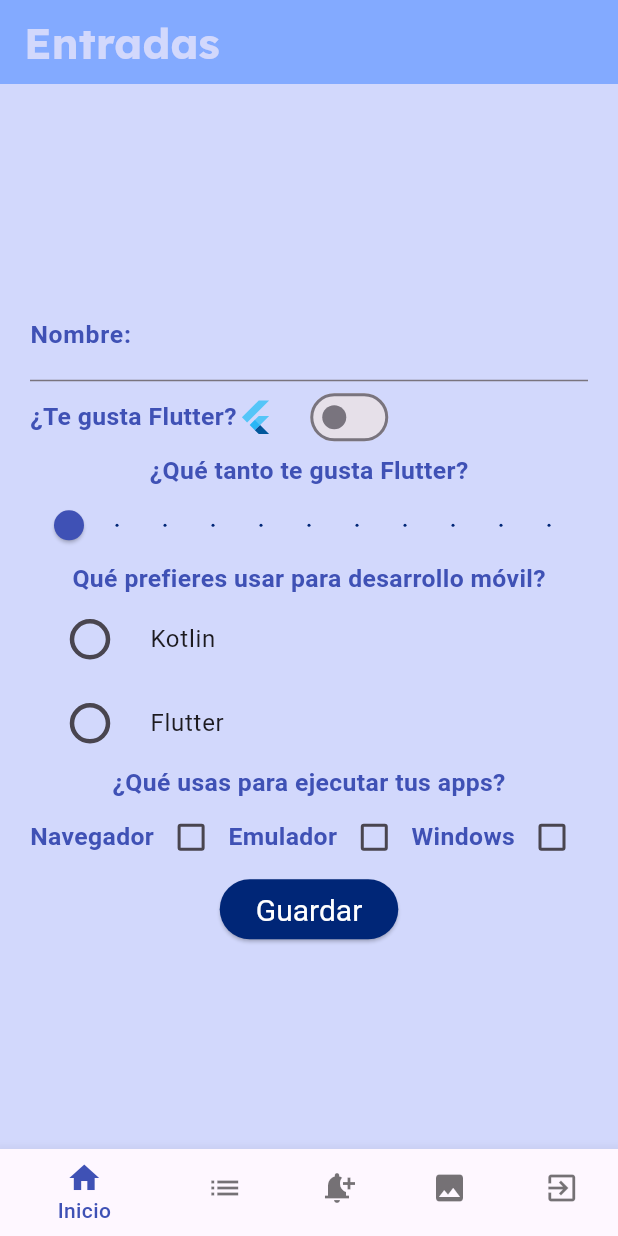
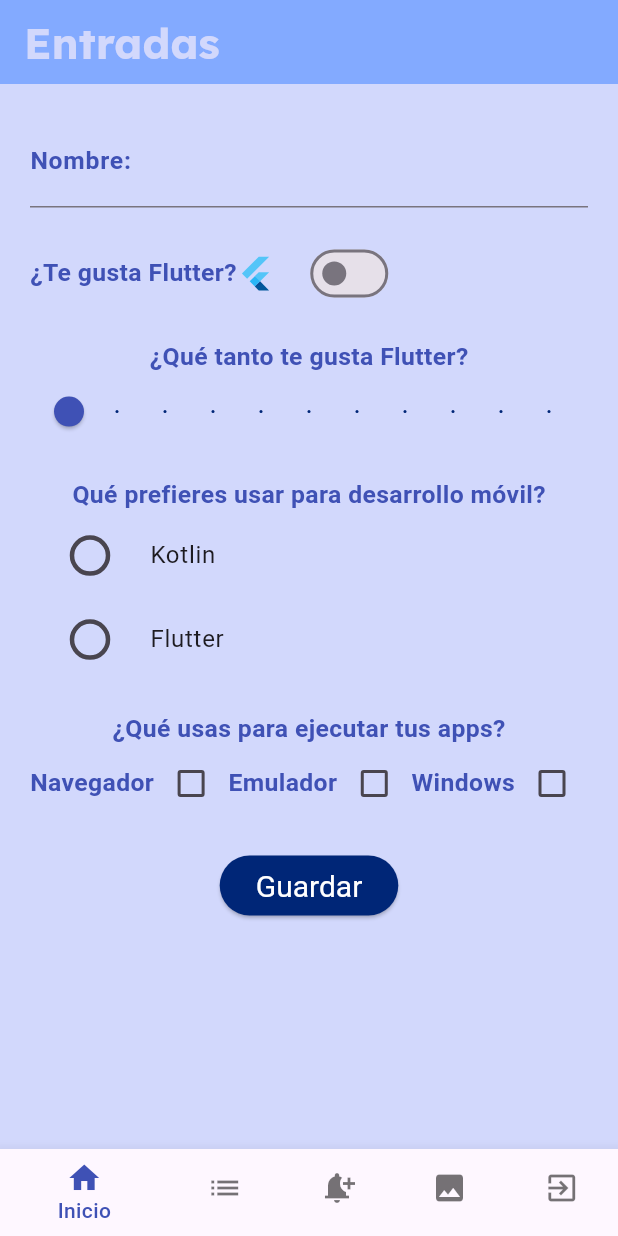
Before and after one commit to LiraU13/componentes_flutter, a Flutter app: the HomeScreen screen opened by its route, after a tap on "Entradas", on a phone screen of 412 x 824 dp. Run offline on Flutter 3.47's test engine with Material 3 defaults, Android fonts, the phone set to English and light mode, and no system bars; our stand-ins replace firebase_core, google_fonts, transparent_image; accounts and stored records are empty; network calls fail; Roboto replaces fonts that are missing (Dangrek).

```diff
--- a/lib/screens/home_screen.dart
+++ b/lib/screens/home_screen.dart
@@ -13,40 +13,40 @@ class HomeScreen extends StatefulWidget {
 }
 
 class _HomeScreenState extends State<HomeScreen> {
-    int selectedIndex = 0;
+  // int selectedIndex = 0;
 
-  List screens = const [
-    HomeScreen(),
-    InfinitListScreen(),
-    NotificationsScreen(),
-    ImagesScreen(),
-  ];
+  // List screens = const [
+  //   HomeScreen(),
+  //   InfinitListScreen(),
+  //   NotificationsScreen(),
+  //   ImagesScreen(),
+  // ];
 
-  openScreen(int index) {
-    setState(() {
-      MaterialPageRoute ruta = MaterialPageRoute(builder: (context) => const HomeScreen());
-      switch (index) {
-        case 0:
-          ruta =
-              MaterialPageRoute(builder: (context) => const HomeScreen());
-          break;
-        case 1:
-          ruta = MaterialPageRoute(
-              builder: (context) => const InfinitListScreen());
-          break;
-        case 2:
-          ruta = MaterialPageRoute(
-              builder: (context) => const NotificationsScreen());
-          break;
-        case 3:
-          ruta =
-              MaterialPageRoute(builder: (context) => const ImagesScreen());
-          break;
-      }
-      selectedIndex = index;
-      Navigator.push(context, ruta);
-    });
-  }
+  // openScreen(int index) {
+  //   setState(() {
+  //     MaterialPageRoute ruta = MaterialPageRoute(builder: (context) => const HomeScreen());
+  //     switch (index) {
+  //       case 0:
+  //         ruta =
+  //             MaterialPageRoute(builder: (context) => const HomeScreen());
+  //         break;
+  //       case 1:
+  //         ruta = MaterialPageRoute(
+  //             builder: (context) => const InfinitListScreen());
+  //         break;
+  //       case 2:
+  //         ruta = MaterialPageRoute(
+  //             builder: (context) => const NotificationsScreen());
+  //         break;
+  //       case 3:
+  //         ruta =
+  //             MaterialPageRoute(builder: (context) => const ImagesScreen());
+  //         break;
+  //     }
+  //     selectedIndex = index;
+  //     Navigator.push(context, ruta);
+  //   });
+  // }
   @override
   Widget build(BuildContext context) {
     return Scaffold(
@@ -183,41 +183,41 @@ class _HomeScreenState extends State<HomeScreen> {
           const Divider(),
         ],
       ),
-      bottomNavigationBar: BottomNavigationBar(
-        currentIndex: selectedIndex,
-        backgroundColor: Colors.deepOrange,
-        selectedItemColor: Colors.indigo,
-        unselectedItemColor: Colors.black54,
-        onTap: (index) => openScreen(index),
-        items: const [
-          BottomNavigationBarItem(
-            icon: Icon(Icons.home),
-            label: 'Inicio',
-          ),
-          BottomNavigationBarItem(
-            icon: Icon(Icons.list),
-            label: 'Lista',
-          ),
-          BottomNavigationBarItem(
-            icon: Icon(
-              Icons.notification_add,
-            ),
-            label: 'Notificaciones',
-          ),
-          BottomNavigationBarItem(
-            icon: Icon(
-              Icons.image,
-            ),
-            label: 'Imágenes',
-          ),
-          BottomNavigationBarItem(
-            icon: Icon(
-              Icons.exit_to_app,
-            ),
-            label: 'Salir',
-          ),
-        ],
-      ),
+      // bottomNavigationBar: BottomNavigationBar(
+      //   currentIndex: selectedIndex,
+      //   backgroundColor: Colors.deepOrange,
+      //   selectedItemColor: Colors.indigo,
+      //   unselectedItemColor: Colors.black54,
+      //   onTap: (index) => openScreen(index),
+      //   items: const [
+      //     BottomNavigationBarItem(
+      //       icon: Icon(Icons.home),
+      //       label: 'Inicio',
+      //     ),
+      //     BottomNavigationBarItem(
+      //       icon: Icon(Icons.list),
+      //       label: 'Lista',
+      //     ),
+      //     BottomNavigationBarItem(
+      //       icon: Icon(
+      //         Icons.notification_add,
+      //       ),
+      //       label: 'Notificaciones',
+      //     ),
+      //     BottomNavigationBarItem(
+      //       icon: Icon(
+      //         Icons.image,
+      //       ),
+      //       label: 'Imágenes',
+      //     ),
+      //     BottomNavigationBarItem(
+      //       icon: Icon(
+      //         Icons.exit_to_app,
+      //       ),
+      //       label: 'Salir',
+      //     ),
+      //   ],
+      // ),
     );
   }
 }
--- a/lib/screens/inputs_screen.dart
+++ b/lib/screens/inputs_screen.dart
@@ -1,4 +1,5 @@
 import 'package:flutter/material.dart';
+import 'package:flutter/services.dart';
 import 'package:practica3/screens/data_screen.dart';
 import 'package:practica3/screens/home_screen.dart';
 import 'package:practica3/screens/images_screen.dart';
@@ -21,21 +22,15 @@ class _InputsScreenState extends State<InputsScreen> {
   double valueSlider = 0.0;
   int selectedRadioOption = 0; // Para los RadioButtons
   int selectedIndex = 0;
-
-  List screens = const [
-    HomeScreen(),
-    InfinitListScreen(),
-    NotificationsScreen(),
-    ImagesScreen(),
-  ];
+  TextEditingController textController = TextEditingController(); //
 
   openScreen(int index) {
     setState(() {
-      MaterialPageRoute ruta = MaterialPageRoute(builder: (context) => const HomeScreen());
+      MaterialPageRoute ruta =
+          MaterialPageRoute(builder: (context) => const HomeScreen());
       switch (index) {
         case 0:
-          ruta =
-              MaterialPageRoute(builder: (context) => const HomeScreen());
+          ruta = MaterialPageRoute(builder: (context) => const HomeScreen());
           break;
         case 1:
           ruta = MaterialPageRoute(
@@ -46,9 +41,10 @@ class _InputsScreenState extends State<InputsScreen> {
               builder: (context) => const NotificationsScreen());
           break;
         case 3:
-          ruta =
-              MaterialPageRoute(builder: (context) => const ImagesScreen());
+          ruta = MaterialPageRoute(builder: (context) => const ImagesScreen());
           break;
+        case 4:
+          SystemChannels.platform.invokeMethod('SystemNavigator.pop');
       }
       selectedIndex = index;
       Navigator.push(context, ruta);
@@ -56,34 +52,67 @@ class _InputsScreenState extends State<InputsScreen> {
   }
 
   @override
+  void dispose() {
+    textController.dispose(); // Limpia el controlador
+    super.dispose();
+  }
+
+  @override
   Widget build(BuildContext context) {
     return Scaffold(
-      appBar: AppBar(title: const Text('Entradas'),
-      automaticallyImplyLeading: false,),
-
-      body: Padding(
+        appBar: AppBar(
+          title: const Text('Entradas'),
+          automaticallyImplyLeading: false,
+        ),
+        body: SingleChildScrollView(
+          child: Padding(
             padding: const EdgeInsets.all(20.0),
             child: Column(
               mainAxisAlignment: MainAxisAlignment.center,
               children: [
                 entradaTexto(),
+                const SizedBox(
+                  height: 20,
+                ),
                 entradaSwitch(),
+                const SizedBox(
+                  height: 20,
+                ),
                 entradaSlider(),
+                const SizedBox(
+                  height: 20,
+                ),
                 entradasRadio(),
+                const SizedBox(
+                  height: 20,
+                ),
                 Text(
                   '¿Qué usas para ejecutar tus apps?',
                   style: AppTheme.lightTheme.textTheme.headlineLarge,
                 ),
                 entradasCheck(),
+                const SizedBox(
+                  height: 20,
+                ),
                 ElevatedButton(
                     onPressed: () {
                       Navigator.push(
                           context,
-                  MaterialPageRoute(builder: (context) => const DataScreen()));
+                          MaterialPageRoute(
+                              builder: (context) => DataScreen(
+                                    valueSwitch: valueSwitch,
+                                    isChecked1: isChecked1,
+                                    isChecked2: isChecked2,
+                                    isChecked3: isChecked3,
+                                    valueSlider: valueSlider,
+                                    selectedRadioOption: selectedRadioOption,
+                                    textInput: textController
+                                        .text, // Valor del TextField
+                                  )));
                     },
-              child: const Text('Guardar')
-            )
+                    child: const Text('Guardar'))
               ],
+            ),
           ),
         ),
         bottomNavigationBar: BottomNavigationBar(
@@ -119,12 +148,12 @@ class _InputsScreenState extends State<InputsScreen> {
               label: 'Salir',
             ),
           ],
-      ),
-    );
+        ));
   }
 
   TextField entradaTexto() {
     return TextField(
+      controller: textController,
       style: AppTheme.lightTheme.textTheme.headlineMedium,
       decoration: InputDecoration(
         border: const UnderlineInputBorder(),
@@ -150,9 +179,9 @@ class _InputsScreenState extends State<InputsScreen> {
           onChanged: (value) {
             setState(() {
               valueSwitch = value;
-              print('Estado del switch: $valueSwitch');
+              // print('Estado del switch: $valueSwitch');
             });
-            valueSwitch = value;
+            // valueSwitch = value;
           },
         )
       ],
@@ -178,9 +207,9 @@ class _InputsScreenState extends State<InputsScreen> {
             onChanged: (value) {
               setState(() {
                 valueSlider = value;
-                print('Valor del slider: $valueSlider');
+                // print('Valor del slider: $valueSlider');
               });
-              valueSlider = value;
+              // valueSlider = value;
             }),
       ],
     );
@@ -205,7 +234,7 @@ class _InputsScreenState extends State<InputsScreen> {
             onChanged: (value) {
               setState(() {
                 selectedRadioOption = value!;
-                print('Opción seleccionada: $selectedRadioOption');
+                // print('Opción seleccionada: $selectedRadioOption');
               });
             },
           ),
@@ -224,7 +253,7 @@ class _InputsScreenState extends State<InputsScreen> {
             onChanged: (value) {
               setState(() {
                 selectedRadioOption = value!;
-                print('Opción seleccionada: $selectedRadioOption');
+                // print('Opción seleccionada: $selectedRadioOption');
               });
             },
           ),
@@ -246,9 +275,9 @@ class _InputsScreenState extends State<InputsScreen> {
           onChanged: (value) {
             setState(() {
               isChecked1 = value!;
-              print('Estado del checkbox 1: $isChecked1');
+              // print('Estado del checkbox 1: $isChecked1');
             });
-            isChecked1 = value!;
+            // isChecked1 = value!;
           },
         ),
         Text(
@@ -260,9 +289,9 @@ class _InputsScreenState extends State<InputsScreen> {
           onChanged: (value) {
             setState(() {
               isChecked2 = value!;
-              print('Estado del checkbox 2: $isChecked2');
+              // print('Estado del checkbox 2: $isChecked2');
             });
-            isChecked2 = value!;
+            // isChecked2 = value!;
           },
         ),
         Text(
@@ -274,9 +303,9 @@ class _InputsScreenState extends State<InputsScreen> {
           onChanged: (value) {
             setState(() {
               isChecked3 = value!;
-              print('Estado del checkbox 3: $isChecked3');
+              // print('Estado del checkbox 3: $isChecked3');
             });
-            isChecked3 = value!;
+            // isChecked3 = value!;
           },
         ),
       ],
--- a/pubspec.yaml
+++ b/pubspec.yaml
@@ -7,6 +7,8 @@ environment:
   sdk: '>=3.2.6 <4.0.0'
 
 dependencies:
+  cloud_firestore: ^4.15.9
+  firebase_core: ^2.27.1
   flutter:
     sdk: flutter
   google_fonts: ^6.1.0
@@ -16,7 +18,7 @@ dependencies:
 dev_dependencies:
   flutter_test:
     sdk: flutter
-  flutter_lints: ^2.0.0
+  flutter_lints: ^3.0.1
 
 flutter:
   uses-material-design: true
```
Also changed, not shown: lib/screens/data_screen.dart (+58 -9 lines), lib/screens/images_screen.dart (+3 -7 lines), lib/screens/infinite_list_screen.dart (+4 -8 lines), lib/screens/notifications_screen.dart (+3 -7 lines), lib/firebase_options.dart (added), lib/main.dart (line endings or trailing spaces), pubspec.lock, 5 other files. Lines whose indentation alone changed are shown as unchanged.
